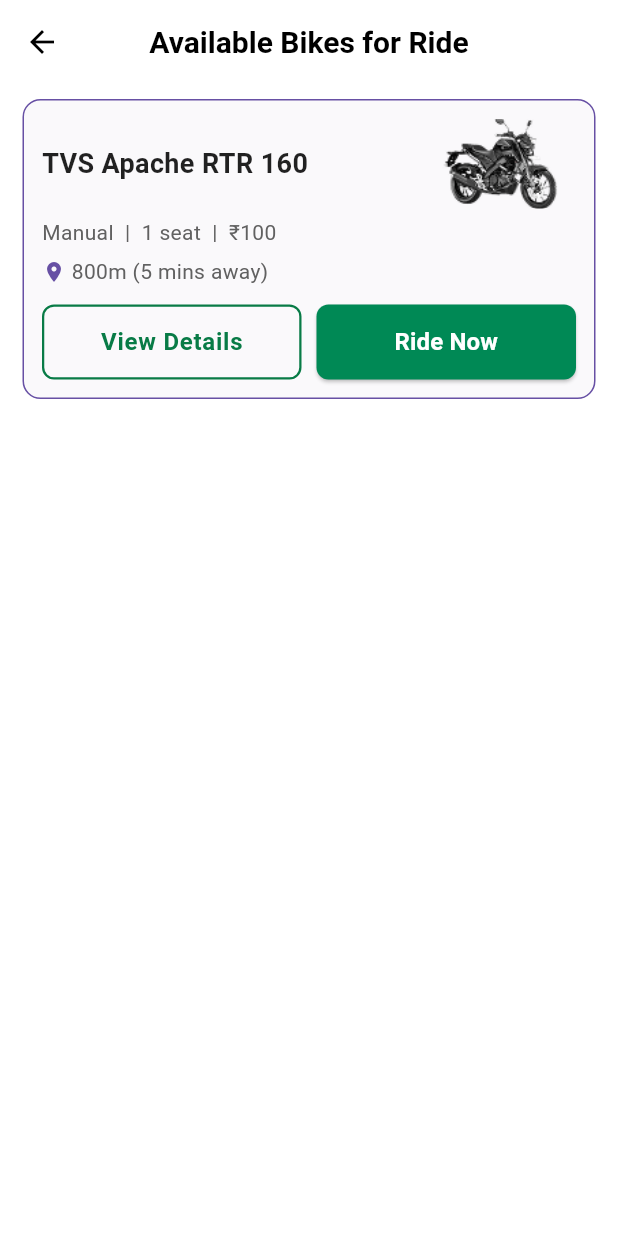
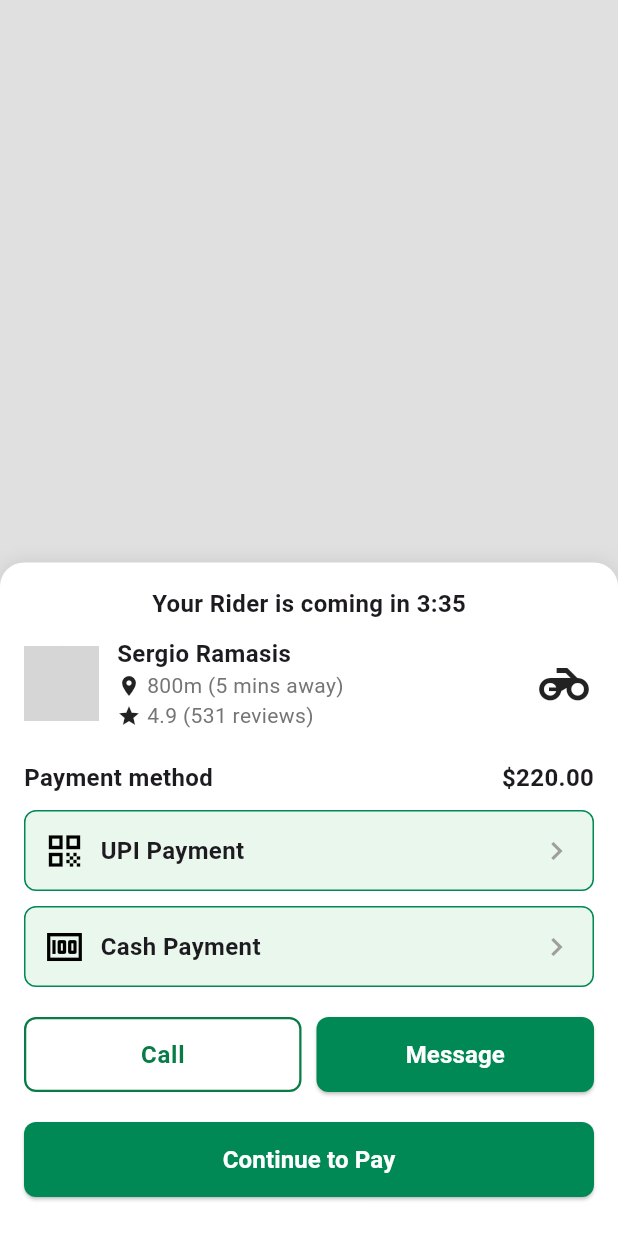
Before and after one commit to SreeCharan153/PillionPal, a Flutter app: the BikeListPage screen opened directly, after a tap on "Ride Now", on a phone screen of 412 x 824 dp. Run offline on Flutter 3.47's test engine with Material 3 defaults, Android fonts, the phone set to English and light mode, and no system bars; our stand-ins replace firebase_core, font_awesome_flutter, get, image_picker, pinput; missing offline and left inert: hexagon; accounts and stored records are empty; network calls fail; grey boxes are pictures that could not be loaded.

Commit message:
Add url_launcher dependency and implement payment method card UI

```diff
--- a/lib/Screens/Home.dart
+++ b/lib/Screens/Home.dart
@@ -1,4 +1,7 @@
 import 'package:flutter/material.dart';
+import 'package:get/get_core/src/get_main.dart';
+import 'package:get/route_manager.dart';
+import 'package:pillionpal/Screens/bike_list_page.dart';
 import '../widgets/PrimaryButton.dart';
 import '../widgets/navbar.dart';
 import '../widgets/MenuDrawer.dart';
@@ -13,7 +16,8 @@ class HomeScreen extends StatefulWidget {
   _HomeScreenState createState() => _HomeScreenState();
 }
 
-class _HomeScreenState extends State<HomeScreen> with SingleTickerProviderStateMixin {
+class _HomeScreenState extends State<HomeScreen>
+    with SingleTickerProviderStateMixin {
   late AnimationController _menuController;
   late Animation<double> _menuAnimation;
   final TextEditingController _searchController = TextEditingController();
@@ -100,7 +104,9 @@ class _HomeScreenState extends State<HomeScreen> with SingleTickerProviderStateM
                           const SizedBox(width: 10),
                           IconButton(
                             icon: Icon(
-                              widget.isBikeMode ? Icons.motorcycle : Icons.directions_walk,
+                              widget.isBikeMode
+                                  ? Icons.motorcycle
+                                  : Icons.directions_walk,
                               size: 30,
                             ),
                             onPressed: _toggleMode,
@@ -132,16 +138,20 @@ class _HomeScreenState extends State<HomeScreen> with SingleTickerProviderStateM
                   child: Column(
                     children: [
                       CustomSearchBar(
-                      controller: _searchController,
-                      onChanged: _handleTyping,
-                      onSubmitted: _handleSearch,
-                      isBikeMode: widget.isBikeMode, // ✅ Pass the value from HomeScreen
+                        controller: _searchController,
+                        onChanged: _handleTyping,
+                        onSubmitted: _handleSearch,
+                        isBikeMode:
+                            widget
+                                .isBikeMode, // ✅ Pass the value from HomeScreen
                       ),
                       const SizedBox(height: 10),
                       PrimaryButton(
                         text: "Transport",
                         onPressed: () {
-                          // TODO: Implement transport button functionality
+                          if (!widget.isBikeMode) {
+                            Get.to(const BikeListPage());
+                          }
                         },
                       ),
                     ],
@@ -159,7 +169,8 @@ class _HomeScreenState extends State<HomeScreen> with SingleTickerProviderStateM
             builder: (context, child) {
               return Stack(
                 children: [
-                  if (_menuController.isCompleted || _menuController.isAnimating)
+                  if (_menuController.isCompleted ||
+                      _menuController.isAnimating)
                     GestureDetector(
                       onTap: _toggleMenu,
                       child: Container(
--- /dev/null
+++ b/lib/Screens/RideTracking.dart
@@ -0,0 +1,191 @@
+import 'package:flutter/material.dart';
+import 'package:get/get.dart';
+import 'package:pillionpal/Widgets/SecondaryButton.dart';
+import 'package:url_launcher/url_launcher.dart';
+import '../widgets/PaymentCard.dart'; // Reusable payment widget
+import '../widgets/PrimaryButton.dart'; // Reusable button widget
+
+class CallHelper {
+  static Future<void> makeCall(String phoneNumber) async {
+    final Uri callUri = Uri(scheme: 'tel', path: phoneNumber);
+
+    if (await canLaunchUrl(callUri)) {
+      await launchUrl(callUri);
+    } else {
+      Get.snackbar(
+        "Error",
+        "Could not launch call",
+        snackPosition: SnackPosition.BOTTOM,
+      );
+    }
+  }
+}
+class RideTrackingScreen extends StatelessWidget {
+  const RideTrackingScreen({super.key});
+  @override
+  Widget build(BuildContext context) {
+    return Scaffold(
+      body: Stack(
+        children: [
+          // Map Background Placeholder
+          Positioned.fill(
+            child: Container(
+              color: Colors.grey.shade300, // Replace with actual Map Widget
+              child: const Center(child: Text("Map Goes Here")),
+            ),
+          ),
+          // Bottom Sheet
+          Positioned(
+            bottom: 0,
+            left: 0,
+            right: 0,
+            child: Container(
+              decoration: BoxDecoration(
+                color: Theme.of(context).scaffoldBackgroundColor,
+                borderRadius:
+                    const BorderRadius.vertical(top: Radius.circular(16)),
+                boxShadow: [
+                  BoxShadow(
+                    color: Colors.black.withOpacity(0.1),
+                    blurRadius: 10,
+                  ),
+                ],
+              ),
+              padding: const EdgeInsets.all(16),
+              child: Column(
+                mainAxisSize: MainAxisSize.min,
+                children: [
+                  // Ride Arrival Time
+                  const Text(
+                    "Your Rider is coming in 3:35",
+                    style: TextStyle(fontSize: 16, fontWeight: FontWeight.bold),
+                  ),
+                  const SizedBox(height: 10),
+
+                  // Rider Info
+                  Row(
+                    children: [
+                      // Rider Image
+                      const CircleAvatar(
+                        radius: 25,
+                        backgroundImage: NetworkImage(
+                          "https://randomuser.me/api/portraits/men/1.jpg",
+                        ),
+                      ),
+                      const SizedBox(width: 12),
+
+                      // Rider Details
+                      Expanded(
+                        child: Column(
+                          crossAxisAlignment: CrossAxisAlignment.start,
+                          children: [
+                            const Text(
+                              "Sergio Ramasis",
+                              style: TextStyle(
+                                  fontSize: 16, fontWeight: FontWeight.bold),
+                            ),
+                            Row(
+                              children: [
+                                const Icon(Icons.location_on, size: 16),
+                                const SizedBox(width: 4),
+                                Text(
+                                  "800m (5 mins away)",
+                                  style: TextStyle(
+                                      fontSize: 14, color: Colors.grey[600]),
+                                ),
+                              ],
+                            ),
+                            Row(
+                              children: [
+                                const Icon(Icons.star, size: 16),
+                                const SizedBox(width: 4),
+                                Text(
+                                  "4.9 (531 reviews)",
+                                  style: TextStyle(
+                                      fontSize: 14, color: Colors.grey[600]),
+                                ),
+                              ],
+                            ),
+                          ],
+                        ),
+                      ),
+                      // Bike Image
+                      const Icon(Icons.motorcycle, size: 40),
+                    ],
+                  ),
+                  const SizedBox(height: 20),
+
+                  // Payment Section
+                  Row(
+                    mainAxisAlignment: MainAxisAlignment.spaceBetween,
+                    children: [
+                      const Text(
+                        "Payment method",
+                        style: TextStyle(fontSize: 16, fontWeight: FontWeight.bold),
+                      ),
+                      const Text(
+                        "\$220.00",
+                        style: TextStyle(fontSize: 16, fontWeight: FontWeight.bold),
+                      ),
+                    ],
+                  ),
+                  const SizedBox(height: 10),
+
+                  // Payment Method Selection
+                  PaymentMethodCard(
+                    method: "UPI",
+                    onTap: () {
+                      Get.snackbar("Payment Selected", "UPI Payment chosen");
+                    },
+                  ),
+                  const SizedBox(height: 10),
+                  PaymentMethodCard(
+                    method: "Cash",
+                    onTap: () {
+                      Get.snackbar("Payment Selected", "Cash Payment chosen");
+                    },
+                  ),
+                  const SizedBox(height: 20),
+
+                  // Action Buttons
+                  Row(
+                    children: [
+                      Expanded(
+                        child:SecondaryButton(
+                          text: "Call",
+                          onPressed: ()
+                          {
+                            const phoneNumber = "1234567890"; // Replace with actual phone number
+                            CallHelper.makeCall(phoneNumber);
+                          })
+                      ),
+                      const SizedBox(width: 10),
+                      Expanded(
+                        child: PrimaryButton(
+                          text: "Message",
+                          onPressed: () {
+                            Get.snackbar("Messaging", "Opening chat...");
+                          },
+                        ),
+                      ),
+                    ],
+                  ),
+                  const SizedBox(height: 20),
+
+                  // Continue to Pay Button
+                  PrimaryButton(
+                    text: "Continue to Pay",
+                    onPressed: () {
+                      Get.snackbar("Proceeding", "Redirecting to payment...");
+                    },
+                  ),
+                  const SizedBox(height: 10),
+                ],
+              ),
+            ),
+          ),
+        ],
+      ),
+    );
+  }
+}
--- a/lib/Screens/bike_list_page.dart
+++ b/lib/Screens/bike_list_page.dart
@@ -1,4 +1,5 @@
 import 'package:flutter/material.dart';
+import 'package:pillionpal/Screens/RideTracking.dart';
 import 'bike_details_page.dart';
 import '../widgets/bike_card.dart';
 
@@ -57,7 +58,10 @@ class BikeListPage extends StatelessWidget {
                 );
               },
               onRideNow: () {
-                print("Ride Now Clicked");
+              Navigator.push(
+              context,
+              MaterialPageRoute(builder: (context) => const RideTrackingScreen()),
+              );
               },
             ),
           ],
--- /dev/null
+++ b/lib/widgets/PaymentCard.dart
@@ -0,0 +1,48 @@
+import 'package:flutter/material.dart';
+
+class PaymentMethodCard extends StatelessWidget {
+  final String method; // "UPI" or "Cash"
+  final VoidCallback onTap; // Action on tap
+
+  const PaymentMethodCard({
+    super.key,
+    required this.method,
+    required this.onTap,
+  });
+
+  @override
+  Widget build(BuildContext context) {
+    bool isUPI = method == "UPI";
+    return GestureDetector(
+      onTap: onTap,
+      child: Container(
+        padding: const EdgeInsets.all(12),
+        decoration: BoxDecoration(
+          color: const Color(0xFFEAF7EC), // Light greenish tint
+          borderRadius: BorderRadius.circular(8),
+          border: Border.all(color: const Color.fromRGBO(0, 137, 85, 1), width: 1),
+        ),
+        child: Row(
+          mainAxisAlignment: MainAxisAlignment.spaceBetween,
+          children: [
+            Row(
+              children: [
+                Icon(
+                  isUPI ? Icons.qr_code : Icons.money,
+                  color: Colors.black,
+                  size: 28,
+                ),
+                const SizedBox(width: 10),
+                Text(
+                  isUPI ? "UPI Payment" : "Cash Payment",
+                  style: const TextStyle(fontSize: 16, fontWeight: FontWeight.bold),
+                ),
+              ],
+            ),
+            const Icon(Icons.chevron_right, color: Colors.grey),
+          ],
+        ),
+      ),
+    );
+  }
+}
--- a/pubspec.yaml
+++ b/pubspec.yaml
@@ -40,6 +40,7 @@ dependencies:
   firebase_core: ^3.12.1
   image_picker: ^1.1.2
   get: ^4.3.8
+  url_launcher: ^6.2.1
 dev_dependencies:
   flutter_test:
     sdk: flutter
```
Also changed, not shown: pubspec.lock, 7 other files.
